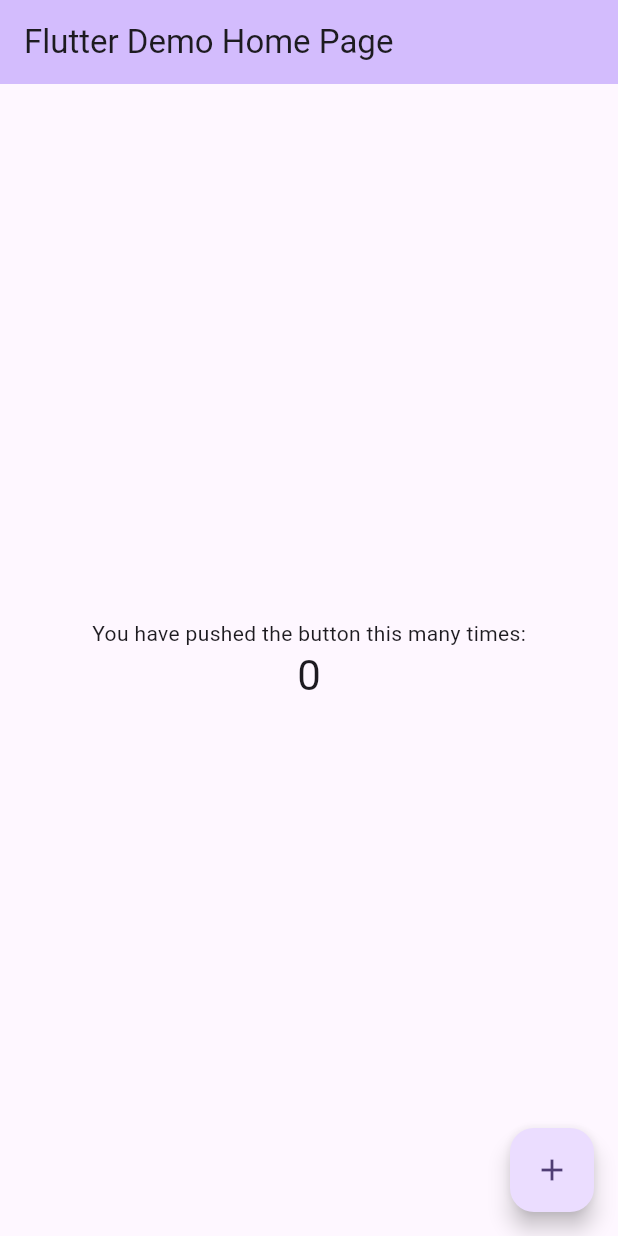
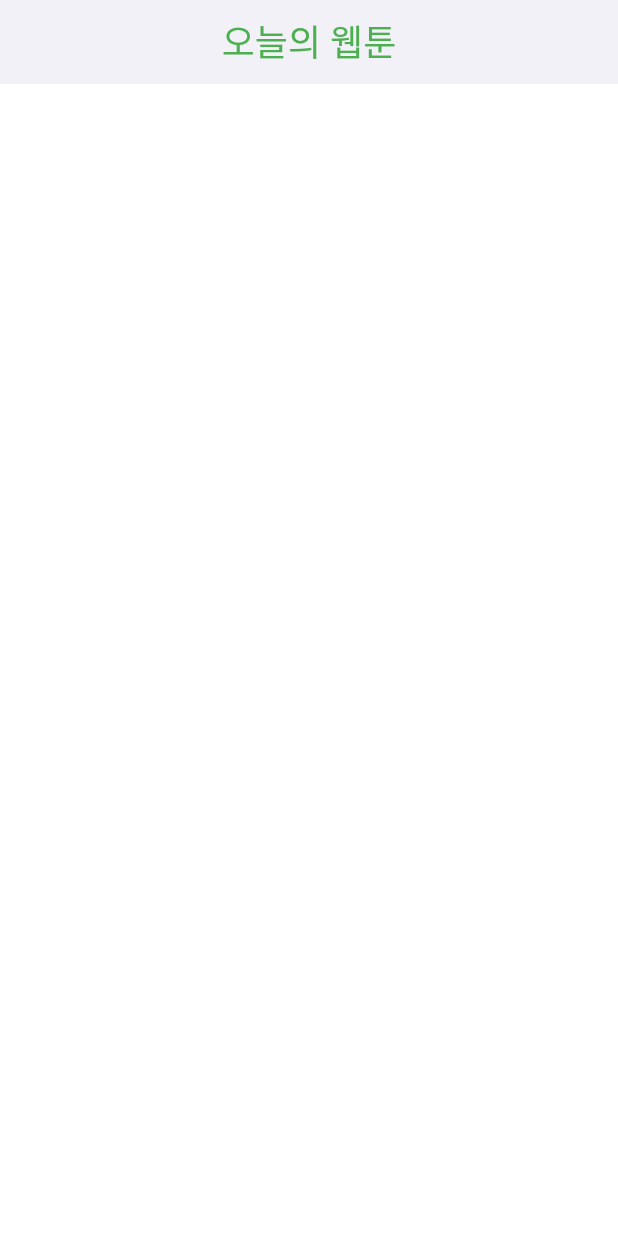
Before and after one commit to MentalJava/toonflix, a Flutter app: the screen it shows after launch, on a phone screen of 412 x 824 dp. Run offline on Flutter 3.47's test engine with Material 3 defaults, Android fonts, the phone set to English and light mode, and no system bars.

Commit message:
Home Screen

```diff
--- /dev/null
+++ b/lib/home_screen.dart
@@ -0,0 +1,25 @@
+import 'package:flutter/material.dart';
+
+class HomeScreen extends StatelessWidget {
+  const HomeScreen({super.key});
+
+  @override
+  Widget build(BuildContext context) {
+    return Scaffold(
+      backgroundColor: Colors.white,
+      appBar: AppBar(
+        elevation: 3,
+        centerTitle: true,
+        backgroundColor: Colors.white,
+        foregroundColor: Colors.green,
+        title: const Text(
+          "오늘의 웹툰",
+          style: TextStyle(
+            fontSize: 24,
+            fontWeight: FontWeight.w500,
+          ),
+        ),
+      ),
+    );
+  }
+}
--- a/lib/main.dart
+++ b/lib/main.dart
@@ -1,125 +1,17 @@
 import 'package:flutter/material.dart';
+import 'package:toonflix/home_screen.dart';
 
 void main() {
-  runApp(const MyApp());
+  runApp(const App());
 }
 
-class MyApp extends StatelessWidget {
-  const MyApp({super.key});
+class App extends StatelessWidget {
+  const App({super.key});
 
-  // This widget is the root of your application.
   @override
   Widget build(BuildContext context) {
-    return MaterialApp(
-      title: 'Flutter Demo',
-      theme: ThemeData(
-        // This is the theme of your application.
-        //
-        // TRY THIS: Try running your application with "flutter run". You'll see
-        // the application has a purple toolbar. Then, without quitting the app,
-        // try changing the seedColor in the colorScheme below to Colors.green
-        // and then invoke "hot reload" (save your changes or press the "hot
-        // reload" button in a Flutter-supported IDE, or press "r" if you used
-        // the command line to start the app).
-        //
-        // Notice that the counter didn't reset back to zero; the application
-        // state is not lost during the reload. To reset the state, use hot
-        // restart instead.
-        //
-        // This works for code too, not just values: Most code changes can be
-        // tested with just a hot reload.
-        colorScheme: ColorScheme.fromSeed(seedColor: Colors.deepPurple),
-        useMaterial3: true,
-      ),
-      home: const MyHomePage(title: 'Flutter Demo Home Page'),
+    return const MaterialApp(
+      home: HomeScreen(),
     );
   }
 }
-
-class MyHomePage extends StatefulWidget {
-  const MyHomePage({super.key, required this.title});
-
-  // This widget is the home page of your application. It is stateful, meaning
-  // that it has a State object (defined below) that contains fields that affect
-  // how it looks.
-
-  // This class is the configuration for the state. It holds the values (in this
-  // case the title) provided by the parent (in this case the App widget) and
-  // used by the build method of the State. Fields in a Widget subclass are
-  // always marked "final".
-
-  final String title;
-
-  @override
-  State<MyHomePage> createState() => _MyHomePageState();
-}
-
-class _MyHomePageState extends State<MyHomePage> {
-  int _counter = 0;
-
-  void _incrementCounter() {
-    setState(() {
-      // This call to setState tells the Flutter framework that something has
-      // changed in this State, which causes it to rerun the build method below
-      // so that the display can reflect the updated values. If we changed
-      // _counter without calling setState(), then the build method would not be
-      // called again, and so nothing would appear to happen.
-      _counter++;
-    });
-  }
-
-  @override
-  Widget build(BuildContext context) {
-    // This method is rerun every time setState is called, for instance as done
-    // by the _incrementCounter method above.
-    //
-    // The Flutter framework has been optimized to make rerunning build methods
-    // fast, so that you can just rebuild anything that needs updating rather
-    // than having to individually change instances of widgets.
-    return Scaffold(
-      appBar: AppBar(
-        // TRY THIS: Try changing the color here to a specific color (to
-        // Colors.amber, perhaps?) and trigger a hot reload to see the AppBar
-        // change color while the other colors stay the same.
-        backgroundColor: Theme.of(context).colorScheme.inversePrimary,
-        // Here we take the value from the MyHomePage object that was created by
-        // the App.build method, and use it to set our appbar title.
-        title: Text(widget.title),
-      ),
-      body: Center(
-        // Center is a layout widget. It takes a single child and positions it
-        // in the middle of the parent.
-        child: Column(
-          // Column is also a layout widget. It takes a list of children and
-          // arranges them vertically. By default, it sizes itself to fit its
-          // children horizontally, and tries to be as tall as its parent.
-          //
-          // Column has various properties to control how it sizes itself and
-          // how it positions its children. Here we use mainAxisAlignment to
-          // center the children vertically; the main axis here is the vertical
-          // axis because Columns are vertical (the cross axis would be
-          // horizontal).
-          //
-          // TRY THIS: Invoke "debug painting" (choose the "Toggle Debug Paint"
-          // action in the IDE, or press "p" in the console), to see the
-          // wireframe for each widget.
-          mainAxisAlignment: MainAxisAlignment.center,
-          children: <Widget>[
-            const Text(
-              'You have pushed the button this many times:',
-            ),
-            Text(
-              '$_counter',
-              style: Theme.of(context).textTheme.headlineMedium,
-            ),
-          ],
-        ),
-      ),
-      floatingActionButton: FloatingActionButton(
-        onPressed: _incrementCounter,
-        tooltip: 'Increment',
-        child: const Icon(Icons.add),
-      ), // This trailing comma makes auto-formatting nicer for build methods.
-    );
-  }
-}
```
Also changed, not shown: 1 other file.
